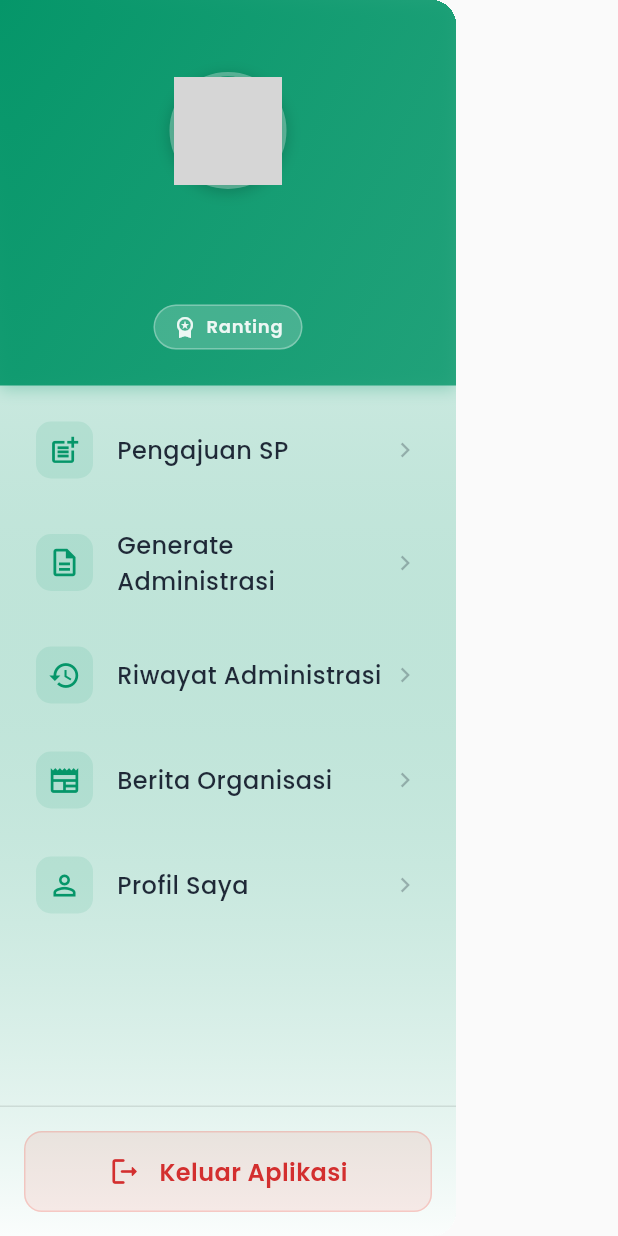
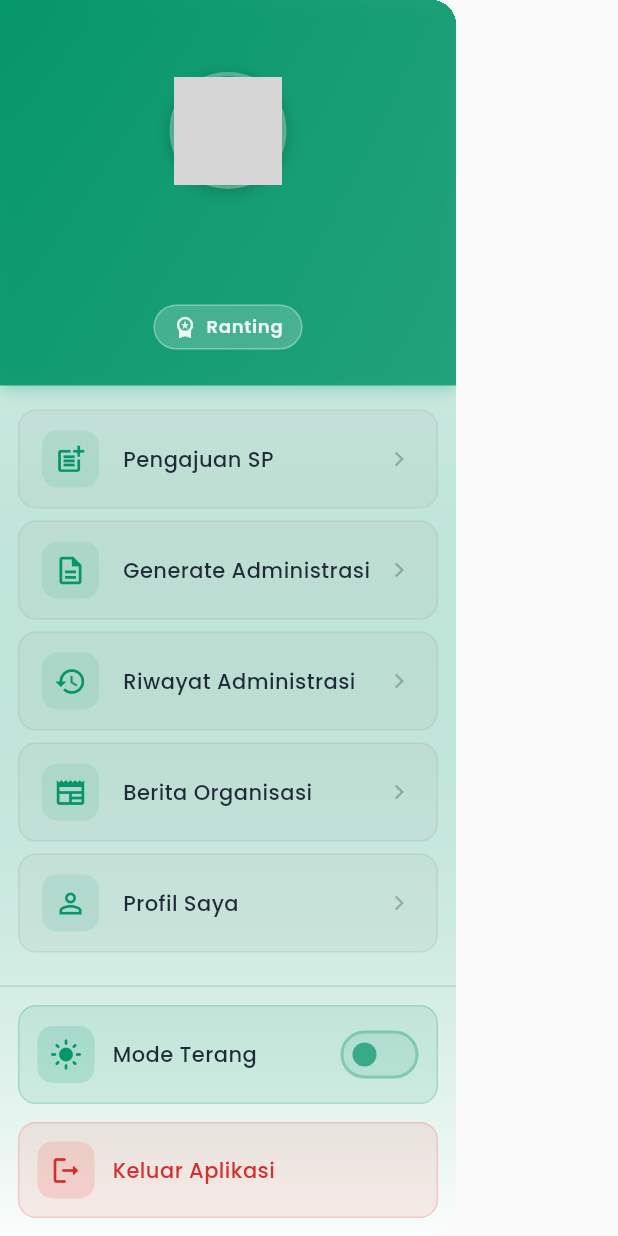
Before and after one commit to Ramadhan1710/gen-surat, a Flutter app: the AppDrawer widget shown alone on an empty page, opened directly, on a phone screen of 412 x 824 dp. Run offline on Flutter 3.47's test engine with Material 3 defaults, Android fonts, the phone set to English and light mode, and no system bars; our stand-ins replace dio, flutter_dotenv, flutter_local_notifications, get, google_fonts, google_sign_in and 7 more; missing offline and left inert: flutter_inappwebview; accounts and stored records are empty; network calls fail; statements that could not run were skipped; grey boxes are pictures that could not be loaded.

Commit message:
feat(drawer): enhance AppDrawer with theme toggle and improved logout functionality

```diff
--- a/lib/presentation/widgets/app_drawer.dart
+++ b/lib/presentation/widgets/app_drawer.dart
@@ -1,6 +1,7 @@
 import 'package:flutter/material.dart';
 import 'package:gen_surat/presentation/routes/route_names.dart';
 import 'package:gen_surat/presentation/viewmodels/auth/auth_viewmodel.dart';
+import 'package:gen_surat/presentation/viewmodels/theme/theme_viewmodel.dart';
 import 'package:gen_surat/presentation/widgets/app_dialog.dart';
 import 'package:get/get.dart';
 
@@ -61,6 +62,7 @@ class AppDrawer extends StatelessWidget {
         child: Column(
           children: [
             _buildDrawerHeader(context, theme, isDark),
+            SizedBox(height: 4),
             Expanded(
               child: ListView(
                 padding: const EdgeInsets.symmetric(vertical: 8),
@@ -219,11 +221,22 @@ class AppDrawer extends StatelessWidget {
     ThemeData theme,
     DrawerMenuItem item,
   ) {
+    final isDark = theme.brightness == Brightness.dark;
     return Padding(
-      padding: const EdgeInsets.symmetric(horizontal: 8, vertical: 2),
+      padding: const EdgeInsets.symmetric(horizontal: 12, vertical: 4),
       child: Material(
-        color: Colors.transparent,
+        color:
+            isDark ? Colors.white.withValues(alpha: 0.02) : Colors.grey.withValues(alpha: 0.1),
+        shape: RoundedRectangleBorder(
           borderRadius: BorderRadius.circular(12),
+          side: BorderSide(
+            color:
+                isDark
+                    ? Colors.white.withValues(alpha: 0.05)
+                    : Colors.grey.withValues(alpha: 0.2),
+            width: 1,
+          ),
+        ),
         child: InkWell(
           onTap: item.onTap,
           borderRadius: BorderRadius.circular(12),
@@ -249,7 +262,7 @@ class AppDrawer extends StatelessWidget {
                 Expanded(
                   child: Text(
                     item.title,
-                    style: theme.textTheme.bodyLarge?.copyWith(
+                    style: theme.textTheme.bodyMedium?.copyWith(
                       fontWeight: FontWeight.w500,
                       letterSpacing: 0.3,
                     ),
@@ -329,15 +342,17 @@ class AppDrawer extends StatelessWidget {
     ];
   }
 
-  /// Footer drawer dengan tombol logout
+  /// Footer drawer dengan theme toggle dan tombol logout
   Widget _buildDrawerFooter(
     BuildContext context,
     ThemeData theme,
     bool isDark,
   ) {
     final authViewModel = Get.find<AuthViewModel>();
+    final themeViewModel = Get.find<ThemeViewModel>();
+
     return Container(
-      padding: const EdgeInsets.all(16),
+      padding: const EdgeInsets.all(12),
       decoration: BoxDecoration(
         border: Border(
           top: BorderSide(
@@ -348,7 +363,85 @@ class AppDrawer extends StatelessWidget {
       ),
       child: SafeArea(
         top: false,
-        child: Material(
+        child: Column(
+          mainAxisSize: MainAxisSize.min,
+          children: [
+            // Theme Toggle
+            Obx(() {
+              final isDarkMode = themeViewModel.isDarkMode;
+              return Material(
+                color: Colors.transparent,
+                borderRadius: BorderRadius.circular(12),
+                child: InkWell(
+                  onTap: () => themeViewModel.toggleTheme(),
+                  borderRadius: BorderRadius.circular(12),
+                  child: Container(
+                    padding: const EdgeInsets.symmetric(
+                      horizontal: 12,
+                      vertical: 8,
+                    ),
+                    decoration: BoxDecoration(
+                      color: theme.colorScheme.primary.withValues(alpha: 0.1),
+                      borderRadius: BorderRadius.circular(12),
+                      border: Border.all(
+                        color: theme.colorScheme.primary.withValues(alpha: 0.2),
+                        width: 1,
+                      ),
+                    ),
+                    child: Row(
+                      children: [
+                        Container(
+                          padding: const EdgeInsets.all(8),
+                          decoration: BoxDecoration(
+                            color: theme.colorScheme.primary.withValues(
+                              alpha: 0.15,
+                            ),
+                            borderRadius: BorderRadius.circular(10),
+                          ),
+                          child: Icon(
+                            isDarkMode ? Icons.dark_mode : Icons.light_mode,
+                            size: 22,
+                            color: theme.colorScheme.primary,
+                          ),
+                        ),
+                        const SizedBox(width: 12),
+                        Expanded(
+                          child: Text(
+                            isDarkMode ? "Mode Gelap" : "Mode Terang",
+                            style: theme.textTheme.bodyMedium?.copyWith(
+                              fontWeight: FontWeight.w500,
+                              letterSpacing: 0.3,
+                            ),
+                          ),
+                        ),
+                        // Toggle Switch
+                        Switch(
+                          trackOutlineColor: WidgetStateProperty.all(
+                            theme.colorScheme.primary.withValues(alpha: 0.3),
+                          ),
+                          value: isDarkMode,
+                          onChanged: (_) => themeViewModel.toggleTheme(),
+                          activeColor: theme.colorScheme.primary,
+                          inactiveThumbColor: theme.colorScheme.primary
+                              .withValues(alpha: 0.8),
+                          padding: EdgeInsets.zero,
+                          inactiveTrackColor: theme.colorScheme.primary
+                              .withValues(alpha: 0.1),
+                          overlayColor: WidgetStateProperty.all(
+                            theme.colorScheme.primary.withValues(alpha: 0.2),
+                          ),
+                        ),
+                      ],
+                    ),
+                  ),
+                ),
+              );
+            }),
+
+            const SizedBox(height: 12),
+
+            // Logout Button
+            Material(
               color: Colors.transparent,
               borderRadius: BorderRadius.circular(12),
               child: InkWell(
@@ -368,7 +461,7 @@ class AppDrawer extends StatelessWidget {
                     ),
                 borderRadius: BorderRadius.circular(12),
                 child: Container(
-              padding: const EdgeInsets.symmetric(horizontal: 16, vertical: 14),
+                  padding: const EdgeInsets.all(12),
                   decoration: BoxDecoration(
                     color: Colors.red.withValues(alpha: 0.1),
                     borderRadius: BorderRadius.circular(12),
@@ -378,19 +471,26 @@ class AppDrawer extends StatelessWidget {
                     ),
                   ),
                   child: Row(
-                mainAxisAlignment: MainAxisAlignment.center,
+                    mainAxisAlignment: MainAxisAlignment.start,
                     children: [
-                  Icon(
+                      Container(
+                        padding: const EdgeInsets.all(8),
+                        decoration: BoxDecoration(
+                          color: Colors.red.withValues(alpha: 0.15),
+                          borderRadius: BorderRadius.circular(10),
+                        ),
+                        child: Icon(
                           Icons.logout_rounded,
                           size: 22,
                           color: Colors.red.shade700,
                         ),
+                      ),
                       const SizedBox(width: 12),
                       Text(
                         "Keluar Aplikasi",
-                    style: theme.textTheme.bodyLarge?.copyWith(
+                        style: theme.textTheme.bodyMedium?.copyWith(
                           color: Colors.red.shade700,
-                      fontWeight: FontWeight.w600,
+                          fontWeight: FontWeight.w500,
                           letterSpacing: 0.3,
                         ),
                       ),
@@ -399,6 +499,8 @@ class AppDrawer extends StatelessWidget {
                 ),
               ),
             ),
+          ],
+        ),
       ),
     );
   }
```
Lines whose indentation alone changed are shown as unchanged.
